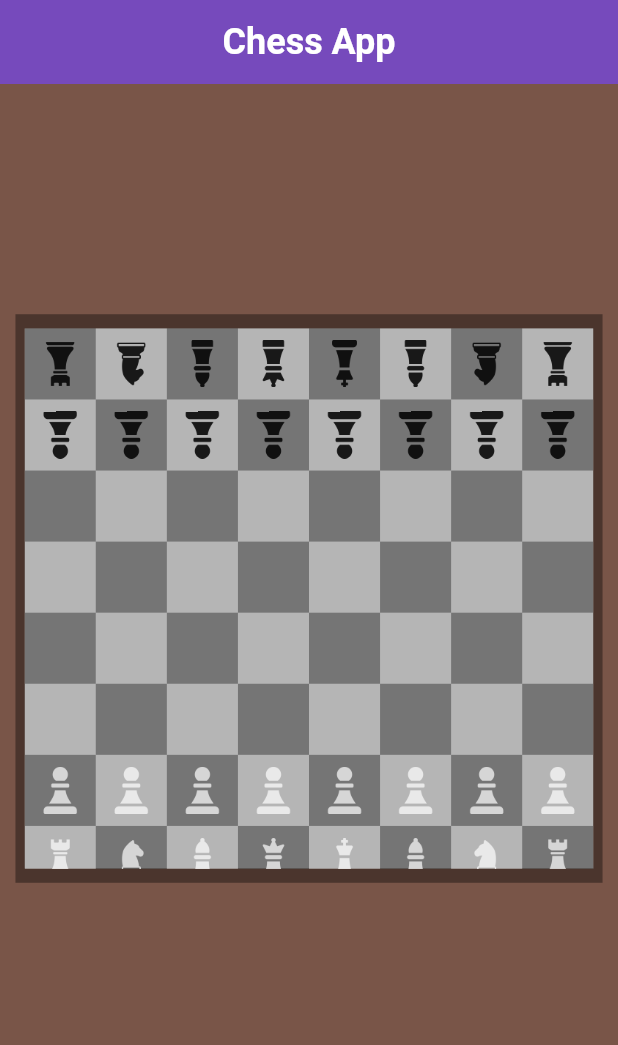
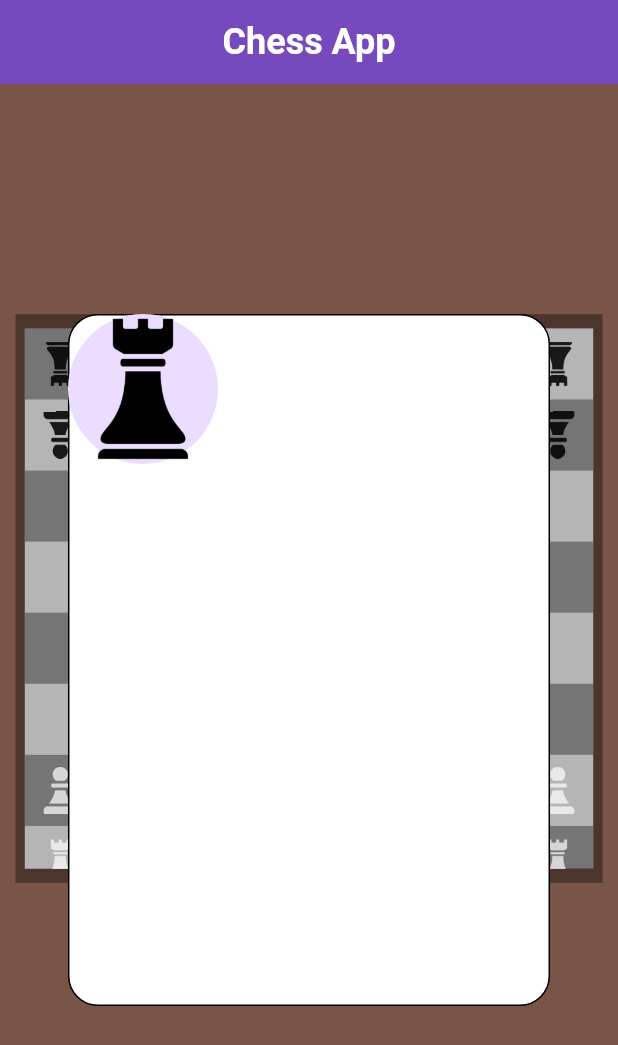
Before and after one commit to cadityab09/my_chess_app, a Flutter app: the screen it shows after launch, on a phone screen of 412 x 824 dp. Shown: the top 1045 px of the screen. Run offline on Flutter 3.47's test engine with Material 3 defaults, Android fonts, the phone set to English and light mode, and no system bars.

Commit message:
image added

```diff
--- a/lib/View/match_view.dart
+++ b/lib/View/match_view.dart
@@ -76,7 +76,9 @@ class _MatchViewState extends State<MatchView> {
         centerTitle: true,
         titleTextStyle: TextStyle(color: Colors.white, fontWeight: FontWeight.bold, fontSize: 24),
       ),
-      body: Column(
+      body: Stack(
+        children: [
+          Column(
             mainAxisAlignment: MainAxisAlignment.center,
             crossAxisAlignment: CrossAxisAlignment.center,
             children: [
@@ -473,7 +475,8 @@ class _MatchViewState extends State<MatchView> {
                               ),
                             ),
                           ),
-                    ):Container())
+                        ):Container()),
+
                       ],
                     ),
                   ),
@@ -489,6 +492,30 @@ class _MatchViewState extends State<MatchView> {
               ),
             ],
           ),
+          (MatchView.win=='')?Center(
+            child: Stack(
+              children: [
+                Container(
+                  height: MediaQuery.of(context).size.height * 0.56,
+                  width: MediaQuery.of(context).size.width * 0.78,
+
+                  decoration: BoxDecoration(
+                    color: CupertinoColors.white,
+                    borderRadius: BorderRadius.circular(20),
+                    border: Border.all(width: 1, color: Colors.black),
+                  ),
+                ),
+                CircleAvatar(
+                  radius: 50,
+                  child: Image(
+                    image: AssetImage('assets/chess_icons/black/rook.png'),
+                  ),
+                ),
+              ],
+            ),
+          ):Text(''),
+        ],
+      )
     );
   }
 }
--- a/pubspec.yaml
+++ b/pubspec.yaml
@@ -61,6 +61,7 @@ flutter:
   # To add assets to your application, add an assets section, like this:
   assets:
     - assets/chess_icons/black/
+    - assets/winning_trophee.jpeg
 
 
   # An image asset can refer to one or more resolution-specific "variants", see
```
Also changed, not shown: assets/win_trophee.png (added). Lines whose indentation alone changed are shown as unchanged.
